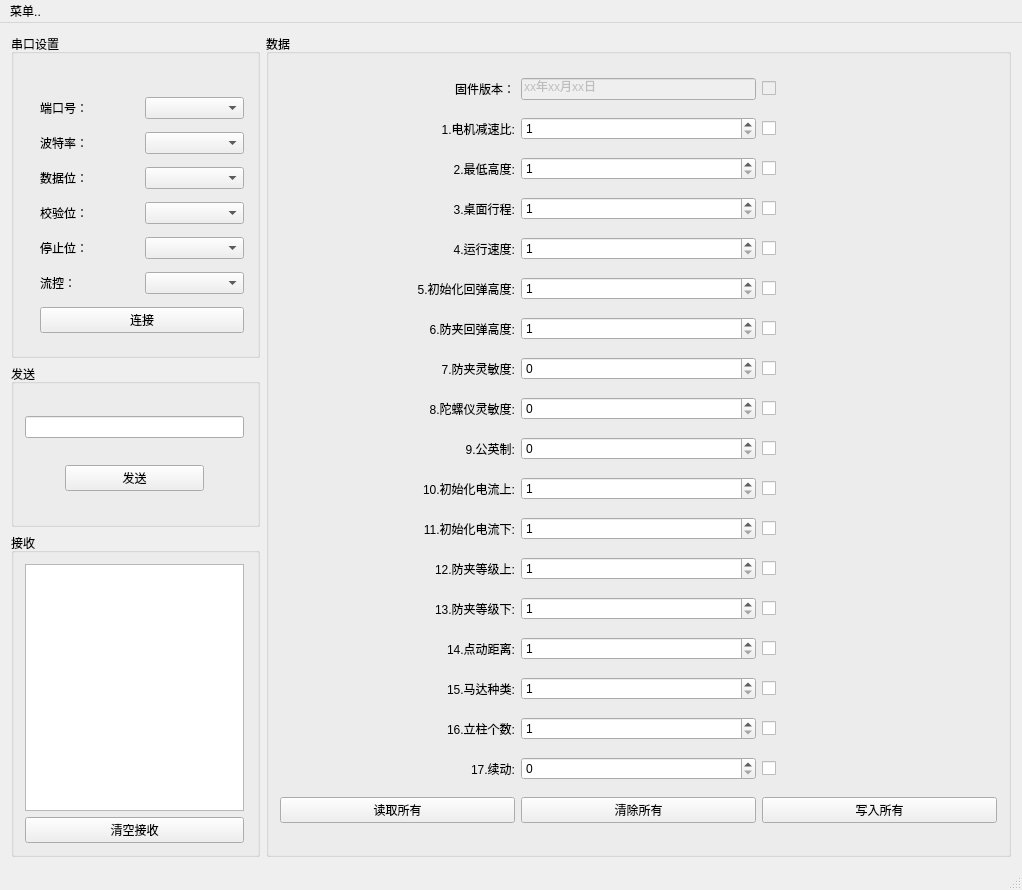
First picture: the form in QGoodWindow/QGoodWindow/Examples/GoodShowCase_tableHelper/centralwidget.ui, repository NewLeafG/Learning-QT, before the edit.
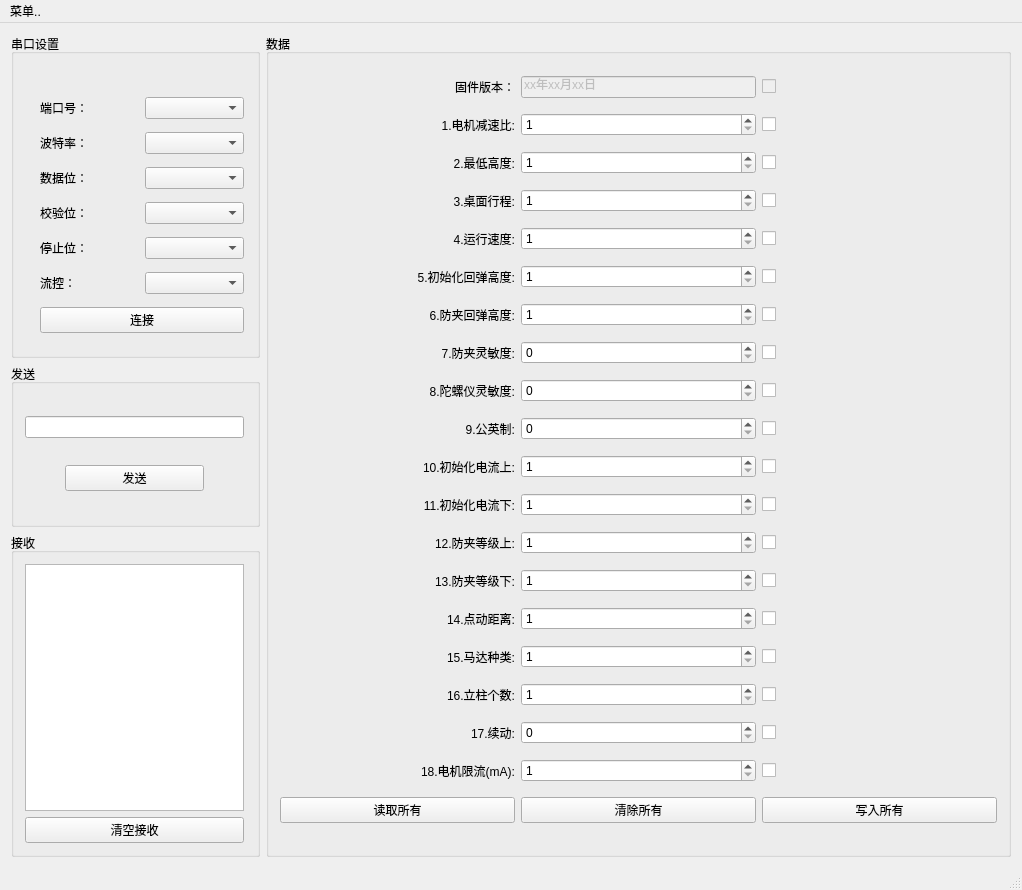
Second picture: the form after the edit. Icons and pictures are not drawn.

```diff
--- a/QGoodWindow/QGoodWindow/Examples/GoodShowCase_tableHelper/centralwidget.ui
+++ b/QGoodWindow/QGoodWindow/Examples/GoodShowCase_tableHelper/centralwidget.ui
@@ -614,6 +614,40 @@
              </item>
             </layout>
            </item>
+           <item>
+            <layout class="QHBoxLayout" name="horizontalLayout_32">
+             <item>
+              <widget class="QLabel" name="label_25">
+               <property name="text">
+                <string>18.电机限流(mA):</string>
+               </property>
+               <property name="alignment">
+                <set>Qt::AlignRight|Qt::AlignTrailing|Qt::AlignVCenter</set>
+               </property>
+              </widget>
+             </item>
+             <item>
+              <widget class="QSpinBox" name="sb_data18">
+               <property name="minimum">
+                <number>1</number>
+               </property>
+               <property name="maximum">
+                <number>10000</number>
+               </property>
+              </widget>
+             </item>
+             <item>
+              <widget class="QCheckBox" name="chk_data18">
+               <property name="text">
+                <string/>
+               </property>
+               <property name="checkable">
+                <bool>true</bool>
+               </property>
+              </widget>
+             </item>
+            </layout>
+           </item>
            <item>
             <layout class="QHBoxLayout" name="horizontalLayout_28">
              <item>
```
